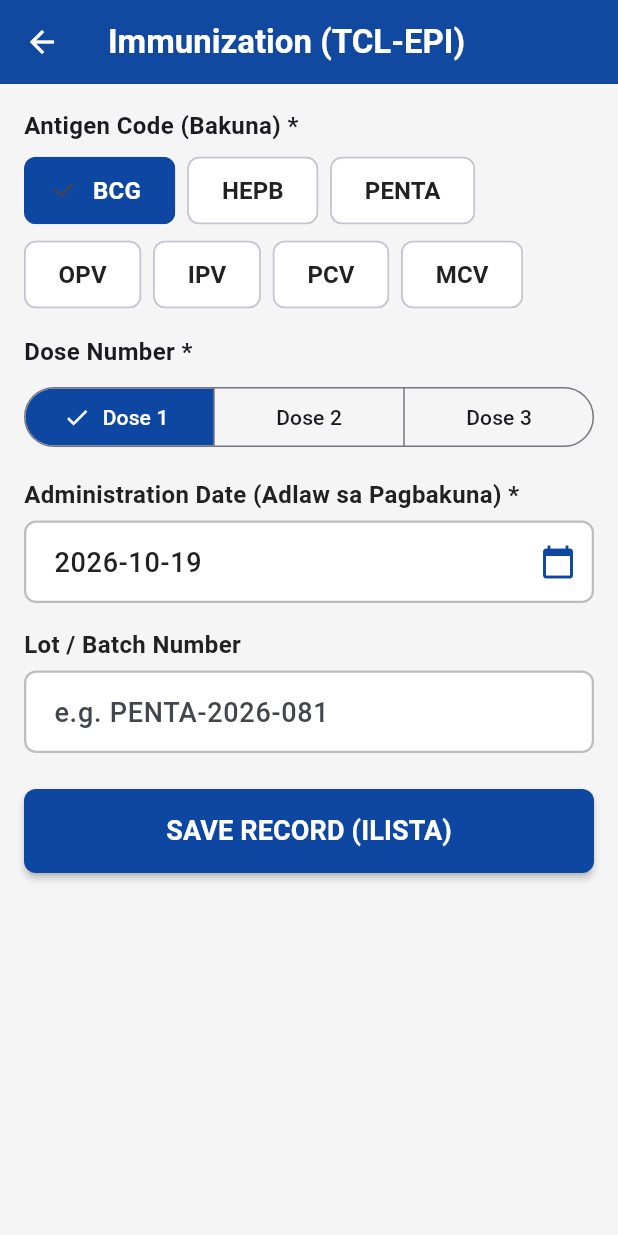
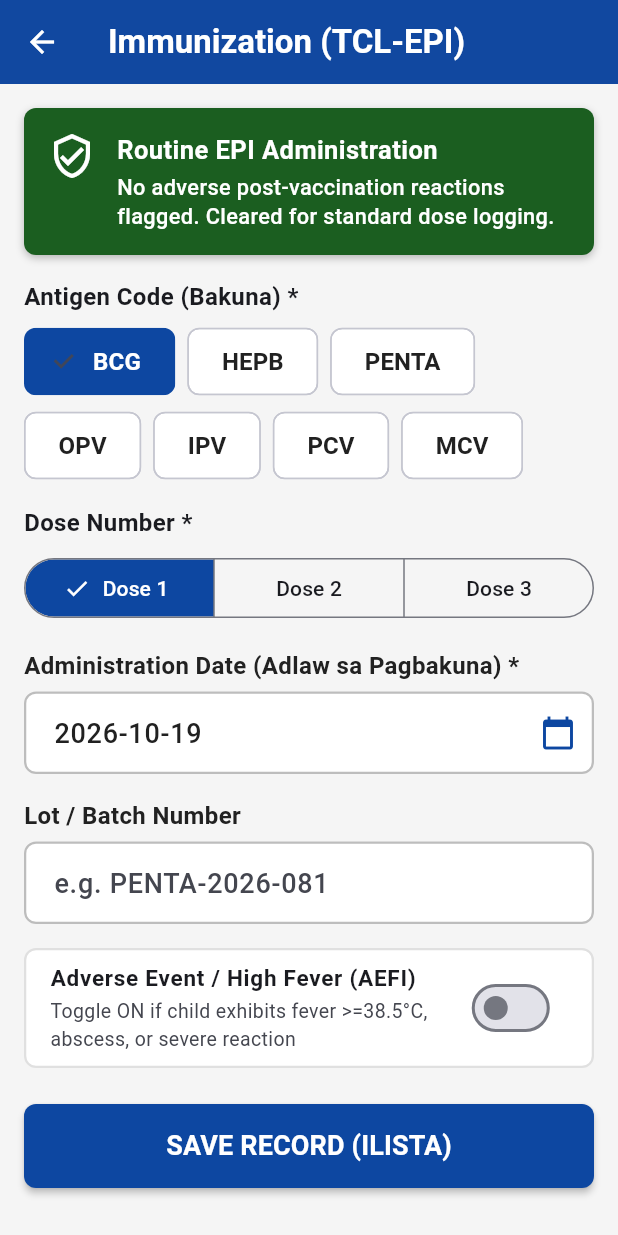
Before and after one commit to CodeWTHCarl/pintig-system, a Flutter app: the screen it shows after launch, after a tap on "Immunization (TCL-EPI)", on a phone screen of 412 x 824 dp. Run offline on Flutter 3.47's test engine with Material 3 defaults, Android fonts, the phone set to English and light mode, and no system bars; our stand-ins replace drift, flutter_riverpod, shared_preferences; missing offline and left inert: workmanager; accounts and stored records are empty; generated files the repository leaves out were written again; statements that could not run were skipped.

Commit message:
Fix the Web Dashboard KPI Cards & Triage Action Box and Add AEFI / High Fever Toggle & CDSS Alerting to Immunization then Align OPT+ Z-Score & Immunization Summary

```diff
--- a/client_mobile/lib/data/services/sync_queue_dispatcher.dart
+++ b/client_mobile/lib/data/services/sync_queue_dispatcher.dart
@@ -212,22 +212,28 @@ class SyncQueueDispatcher {
     required String riskLevel,
     required Map<String, dynamic> clinicalData,
   }) {
+    final patientPrefix = clinicalData['patient_name'] != null
+        ? '${clinicalData['patient_name']} • '
+        : '';
+
     if (encounterType.contains('MATERNAL')) {
       final sys = clinicalData['systolic_bp'] ?? 'N/A';
       final dia = clinicalData['diastolic_bp'] ?? 'N/A';
-      return 'Maternal Care: BP $sys/$dia mmHg (CDSS Flagged $riskLevel)';
+      return '${patientPrefix}Maternal Care: BP $sys/$dia mmHg (Preeclampsia Risk - $riskLevel)';
     } else if (encounterType.contains('NUTRITION') || encounterType.contains('OPT')) {
       final weight = clinicalData['weight_kg'] ?? clinicalData['weight'] ?? 'N/A';
       final height = clinicalData['height_cm'] ?? clinicalData['length_cm'] ?? 'N/A';
-      final zScore = clinicalData['wfl_z_score'] ?? clinicalData['z_score'] ?? '';
-      final zText = zScore.toString().isNotEmpty ? ' | Z-Score: $zScore' : '';
-      return 'OPT+ Nutrition: Wt ${weight}kg, Ht ${height}cm$zText (CDSS Flagged $riskLevel)';
+      final whz = clinicalData['whz'] ?? clinicalData['wfl_z_score'] ?? '';
+      final status = clinicalData['nutritional_status'] ?? 'SAM';
+      final zText = whz.toString().isNotEmpty ? ' | WHZ: $whz ($status)' : ' ($status)';
+      return '${patientPrefix}OPT+ Nutrition: Wt ${weight}kg, Ht ${height}cm$zText';
     } else if (encounterType.contains('IMMUNIZATION') || encounterType.contains('EPI')) {
-      final vaccine = clinicalData['vaccine_code'] ?? clinicalData['vaccine_name'] ?? 'EPI Vaccine';
-      final dose = clinicalData['dose_number'] ?? clinicalData['dose'] ?? '1';
-      return 'Immunization: $vaccine (Dose $dose) - Flagged $riskLevel';
+      final vaccine = clinicalData['antigen_code'] ?? clinicalData['vaccine_code'] ?? 'EPI Vaccine';
+      final dose = clinicalData['dose_number'] ?? '1';
+      final notes = clinicalData['aefi_notes'] != null ? ' - ${clinicalData['aefi_notes']}' : '';
+      return '${patientPrefix}AEFI Alert: $vaccine (Dose $dose)$notes';
     }
-    return '$encounterType Encounter (CDSS Flagged $riskLevel)';
+    return '$patientPrefix$encounterType Encounter (CDSS Flagged $riskLevel)';
   }
 
   /// Atomically increments monthly KPI counters in aggregates/{yearMonth}.
--- a/client_mobile/lib/presentation/screens/immunization_screen.dart
+++ b/client_mobile/lib/presentation/screens/immunization_screen.dart
@@ -19,6 +19,7 @@ class ImmunizationScreen extends ConsumerStatefulWidget {
 class _ImmunizationScreenState extends ConsumerState<ImmunizationScreen> {
   final TextEditingController _dateController = TextEditingController();
   final TextEditingController _lotController = TextEditingController();
+  final TextEditingController _aefiNotesController = TextEditingController();
   final DateFormat _dateFormat = DateFormat('yyyy-MM-dd');
 
   static const List<String> _antigens = ['BCG', 'HEPB', 'PENTA', 'OPV', 'IPV', 'PCV', 'MCV'];
@@ -33,6 +34,7 @@ class _ImmunizationScreenState extends ConsumerState<ImmunizationScreen> {
   void dispose() {
     _dateController.dispose();
     _lotController.dispose();
+    _aefiNotesController.dispose();
     super.dispose();
   }
 
@@ -93,6 +95,26 @@ class _ImmunizationScreenState extends ConsumerState<ImmunizationScreen> {
                 message: formState.intervalViolationMessage!,
                 backgroundColor: PintigTokens.clinicalRed,
                 icon: Icons.dangerous_outlined,
+              ),
+              const SizedBox(height: 16.0),
+            ],
+
+            // AEFI High-Risk CDSS Alert Banner
+            if (formState.aefiReported) ...[
+              const PintigCdssBanner(
+                title: 'High Risk: Suspected AEFI Reaction',
+                message:
+                    'Adverse Event Following Immunization (High Fever >=38.5°C, convulsion, or severe local reaction). Immediate RHU Midwife/MHO referral required.',
+                backgroundColor: PintigTokens.clinicalRed,
+                icon: Icons.warning_amber_rounded,
+              ),
+              const SizedBox(height: 16.0),
+            ] else ...[
+              const PintigCdssBanner(
+                title: 'Routine EPI Administration',
+                message: 'No adverse post-vaccination reactions flagged. Cleared for standard dose logging.',
+                backgroundColor: PintigTokens.clinicalGreen,
+                icon: Icons.verified_user_outlined,
               ),
               const SizedBox(height: 16.0),
             ],
@@ -171,6 +193,43 @@ class _ImmunizationScreenState extends ConsumerState<ImmunizationScreen> {
               controller: _lotController,
               onChanged: notifier.setLotNumber,
             ),
+            const SizedBox(height: 16.0),
+
+            // AEFI / Severe Fever Toggle
+            Container(
+              decoration: BoxDecoration(
+                color: formState.aefiReported ? const Color(0xFFFFF1F2) : Colors.white,
+                borderRadius: BorderRadius.circular(8.0),
+                border: Border.all(
+                  color: formState.aefiReported ? PintigTokens.clinicalRed : Colors.grey.shade300,
+                  width: 1.5,
+                ),
+              ),
+              child: SwitchListTile(
+                title: const Text(
+                  'Adverse Event / High Fever (AEFI)',
+                  style: TextStyle(fontWeight: FontWeight.bold, fontSize: 15.0),
+                ),
+                subtitle: const Text(
+                  'Toggle ON if child exhibits fever >=38.5°C, abscess, or severe reaction',
+                  style: TextStyle(fontSize: 13.0),
+                ),
+                value: formState.aefiReported,
+                activeColor: PintigTokens.clinicalRed,
+                onChanged: notifier.setAefiReported,
+              ),
+            ),
+
+            if (formState.aefiReported) ...[
+              const SizedBox(height: 12.0),
+              PintigTextField(
+                label: 'Observed AEFI Symptoms / Reaction Notes',
+                hint: 'e.g. Fever 39.1°C and injection site swelling',
+                controller: _aefiNotesController,
+                onChanged: notifier.setAefiSymptoms,
+              ),
+            ],
+
             const SizedBox(height: 24.0),
 
             // Save Record
--- a/client_mobile/lib/presentation/state/immunization_intake_notifier.dart
+++ b/client_mobile/lib/presentation/state/immunization_intake_notifier.dart
@@ -8,6 +8,8 @@ class ImmunizationFormState {
   final int doseNumber;
   final DateTime administrationDate;
   final String? lotNumber;
+  final bool aefiReported;
+  final String? aefiSymptoms;
   final String? intervalViolationMessage;
   final bool isSubmitting;
   final String? submissionError;
@@ -18,6 +20,8 @@ class ImmunizationFormState {
     this.doseNumber = 1,
     required this.administrationDate,
     this.lotNumber,
+    this.aefiReported = false,
+    this.aefiSymptoms,
     this.intervalViolationMessage,
     this.isSubmitting = false,
     this.submissionError,
@@ -26,11 +30,15 @@ class ImmunizationFormState {
 
   bool get isValid => intervalViolationMessage == null;
 
+  String get triageRiskLevel => aefiReported ? 'HIGH' : 'NORMAL';
+
   ImmunizationFormState copyWith({
     String? antigenCode,
     int? doseNumber,
     DateTime? administrationDate,
     String? lotNumber,
+    bool? aefiReported,
+    String? aefiSymptoms,
     String? intervalViolationMessage,
     bool clearIntervalError = false,
     bool isSubmitting = false,
@@ -42,6 +50,8 @@ class ImmunizationFormState {
       doseNumber: doseNumber ?? this.doseNumber,
       administrationDate: administrationDate ?? this.administrationDate,
       lotNumber: lotNumber ?? this.lotNumber,
+      aefiReported: aefiReported ?? this.aefiReported,
+      aefiSymptoms: aefiSymptoms ?? this.aefiSymptoms,
       intervalViolationMessage: clearIntervalError
           ? null
           : (intervalViolationMessage ?? this.intervalViolationMessage),
@@ -88,8 +98,15 @@ class ImmunizationIntakeNotifier extends StateNotifier<ImmunizationFormState> {
     state = state.copyWith(lotNumber: lot);
   }
 
+  void setAefiReported(bool value) {
+    state = state.copyWith(aefiReported: value);
+  }
+
+  void setAefiSymptoms(String? symptoms) {
+    state = state.copyWith(aefiSymptoms: symptoms);
+  }
+
   void _validateInterval() {
-    // 28-day spacing rule for multidose vaccines: PENTA, OPV, IPV, PCV
     if (['PENTA', 'OPV', 'IPV', 'PCV'].contains(state.antigenCode) && state.doseNumber > 1) {
       final prevDoseNumber = state.doseNumber - 1;
       final prevDose = _history
@@ -126,6 +143,9 @@ class ImmunizationIntakeNotifier extends StateNotifier<ImmunizationFormState> {
         doseNumber: state.doseNumber,
         administrationDate: state.administrationDate.toIso8601String().substring(0, 10),
         lotNumber: state.lotNumber,
+        triageRiskLevel: state.triageRiskLevel,
+        aefiReported: state.aefiReported,
+        aefiNotes: state.aefiSymptoms,
       );
 
       state = state.copyWith(isSubmitting: false, isSuccess: true);
```
Also changed, not shown: client_mobile/lib/data/repositories/encounter_repository.dart (+23 -6 lines), 1 other file.
